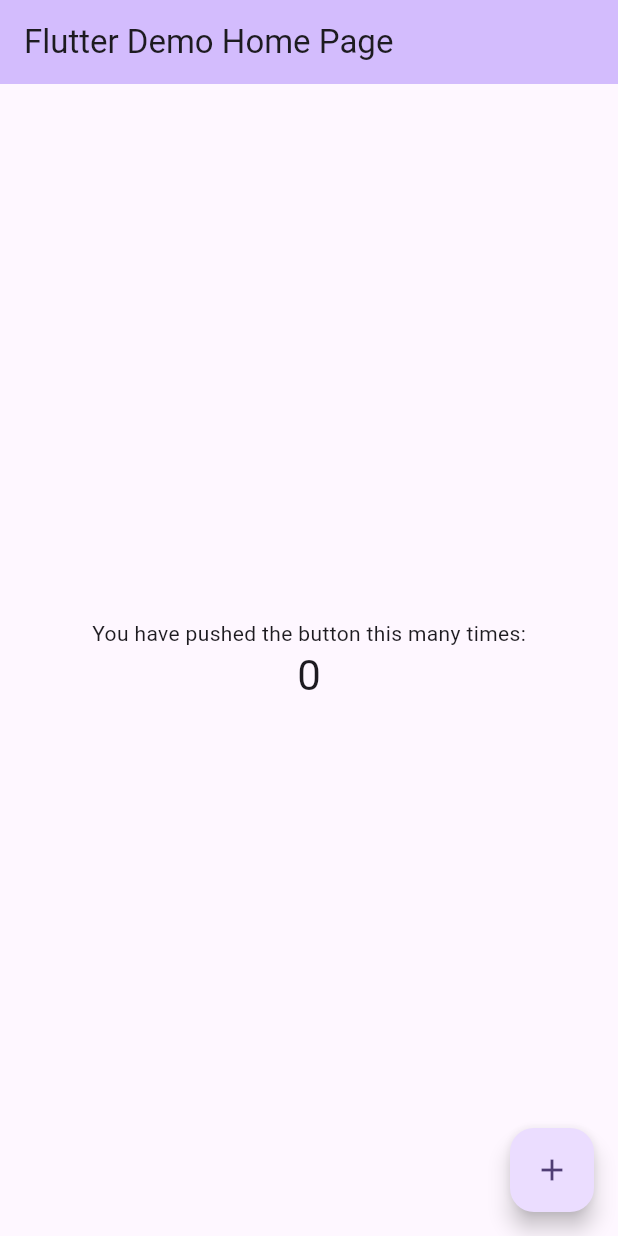
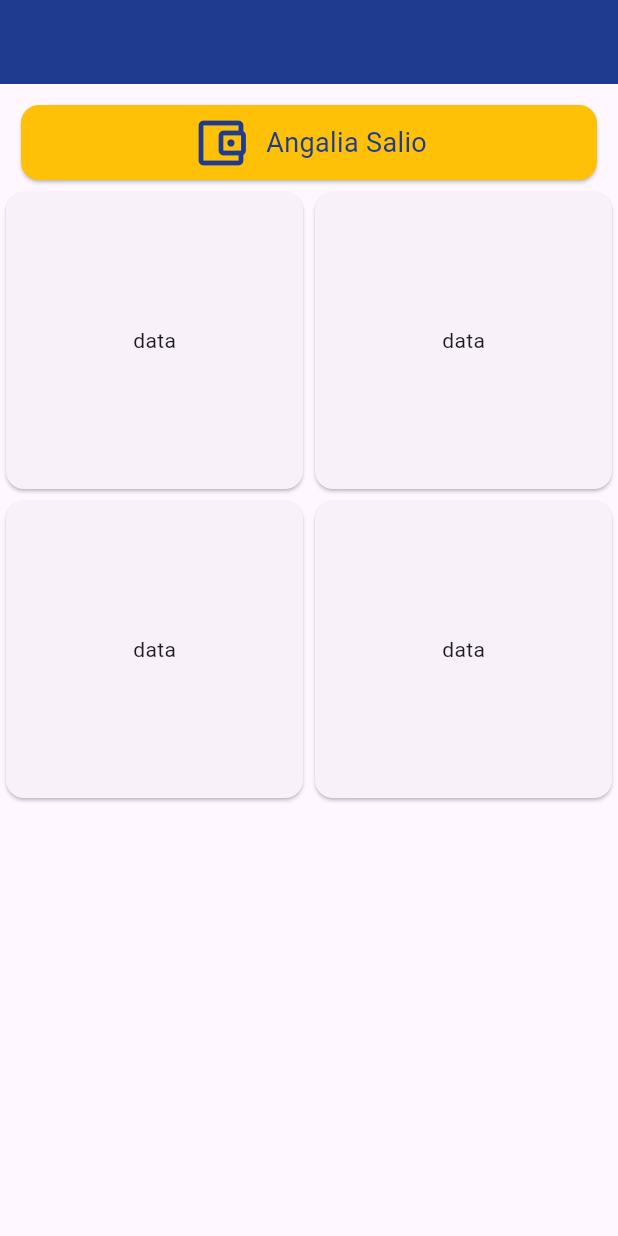
Before and after one commit to zuberypima/tigopesaUI, a Flutter app: the screen it shows after launch, on a phone screen of 412 x 824 dp. Run offline on Flutter 3.47's test engine with Material 3 defaults, Android fonts, the phone set to English and light mode, and no system bars.

Commit message:
update done

```diff
--- /dev/null
+++ b/lib/homepage.dart
@@ -0,0 +1,82 @@
+import 'package:flutter/material.dart';
+
+class HeomePage extends StatefulWidget {
+  const HeomePage({super.key});
+
+  @override
+  State<HeomePage> createState() => _HeomePageState();
+}
+
+class _HeomePageState extends State<HeomePage> {
+  @override
+  Widget build(BuildContext context) {
+    return SafeArea(
+        child: Scaffold(
+      appBar: AppBar(backgroundColor: Color.fromRGBO(31, 59, 144, 100)),
+      body: ListView(
+        children: [
+          Padding(
+            padding: const EdgeInsets.only(left: 10, right: 10, top: 10),
+            child: Card(
+              color: Colors.amber,
+              child: Container(
+                height: 50,
+                child: Row(
+                  mainAxisAlignment: MainAxisAlignment.center,
+                  children: [
+                    Icon(
+                      Icons.account_balance_wallet_outlined,
+                      color: Color.fromRGBO(31, 59, 144, 100),
+                      size: 40,
+                    ),
+                    SizedBox(
+                      width: 10,
+                    ),
+                    Text(
+                      "Angalia Salio",
+                      style: TextStyle(
+                          color: Color.fromRGBO(31, 59, 144, 100),
+                          fontSize: 18),
+                    )
+                  ],
+                ),
+              ),
+            ),
+          ),
+          Expanded(
+            child: Container(
+              width: MediaQuery.of(context).size.width,
+              height: MediaQuery.of(context).size.height / 2,
+              child: GridView(
+                  gridDelegate: SliverGridDelegateWithFixedCrossAxisCount(
+                    crossAxisCount: 2,
+                  ),
+                  children: [
+                    Card(
+                      child: Center(
+                        child: Text("data"),
+                      ),
+                    ),
+                     Card(
+                      child: Center(
+                        child: Text("data"),
+                      ),
+                    ),
+                     Card(
+                      child: Center(
+                        child: Text("data"),
+                      ),
+                    ),
+                     Card(
+                      child: Center(
+                        child: Text("data"),
+                      ),
+                    )
+                  ]),
+            ),
+          )
+        ],
+      ),
+    ));
+  }
+}
--- a/lib/main.dart
+++ b/lib/main.dart
@@ -1,4 +1,5 @@
 import 'package:flutter/material.dart';
+import 'package:tigopesaui/homepage.dart';
 
 void main() {
   runApp(const MyApp());
@@ -11,93 +12,12 @@
   @override
   Widget build(BuildContext context) {
     return MaterialApp(
-      title: 'Flutter Demo',
+      debugShowCheckedModeBanner: false,
       theme: ThemeData(
-
         colorScheme: ColorScheme.fromSeed(seedColor: Colors.deepPurple),
         useMaterial3: true,
       ),
-      home: const MyHomePage(title: 'Flutter Demo Home Page'),
+      home: HeomePage()
     );
   }
 }
-
-class MyHomePage extends StatefulWidget {
-  const MyHomePage({super.key, required this.title});
-
-
-  final String title;
-
-  @override
-  State<MyHomePage> createState() => _MyHomePageState();
-}
-
-class _MyHomePageState extends State<MyHomePage> {
-  int _counter = 0;
-
-  void _incrementCounter() {
-    setState(() {
-      // This call to setState tells the Flutter framework that something has
-      // changed in this State, which causes it to rerun the build method below
-      // so that the display can reflect the updated values. If we changed
-      // _counter without calling setState(), then the build method would not be
-      // called again, and so nothing would appear to happen.
-      _counter++;
-    });
-  }
-
-  @override
-  Widget build(BuildContext context) {
-    // This method is rerun every time setState is called, for instance as done
-    // by the _incrementCounter method above.
-    //
-    // The Flutter framework has been optimized to make rerunning build methods
-    // fast, so that you can just rebuild anything that needs updating rather
-    // than having to individually change instances of widgets.
-    return Scaffold(
-      appBar: AppBar(
-        // TRY THIS: Try changing the color here to a specific color (to
-        // Colors.amber, perhaps?) and trigger a hot reload to see the AppBar
-        // change color while the other colors stay the same.
-        backgroundColor: Theme.of(context).colorScheme.inversePrimary,
-        // Here we take the value from the MyHomePage object that was created by
-        // the App.build method, and use it to set our appbar title.
-        title: Text(widget.title),
-      ),
-      body: Center(
-        // Center is a layout widget. It takes a single child and positions it
-        // in the middle of the parent.
-        child: Column(
-          // Column is also a layout widget. It takes a list of children and
-          // arranges them vertically. By default, it sizes itself to fit its
-          // children horizontally, and tries to be as tall as its parent.
-          //
-          // Column has various properties to control how it sizes itself and
-          // how it positions its children. Here we use mainAxisAlignment to
-          // center the children vertically; the main axis here is the vertical
-          // axis because Columns are vertical (the cross axis would be
-          // horizontal).
-          //
-          // TRY THIS: Invoke "debug painting" (choose the "Toggle Debug Paint"
-          // action in the IDE, or press "p" in the console), to see the
-          // wireframe for each widget.
-          mainAxisAlignment: MainAxisAlignment.center,
-          children: <Widget>[
-            const Text(
-              'You have pushed the button this many times:',
-            ),
-            Text(
-              '$_counter',
-              style: Theme.of(context).textTheme.headlineMedium,
-            ),
-          ],
-        ),
-      ),
-      floatingActionButton: FloatingActionButton(
-        onPressed: _incrementCounter,
-        tooltip: 'Increment',
-        child: const Icon(Icons.add),
-      ), // This trailing comma makes auto-formatting nicer for build methods.
-    );
-  }
-}
```
